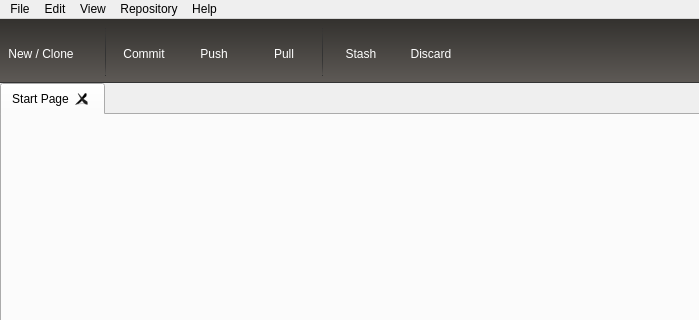
Old version of the form mainwindow.ui in the repository tsekityam/gitlin-gui; both pictures show x 0 to 699 and y 0 to 320 of the 960 by 640 pixel window.
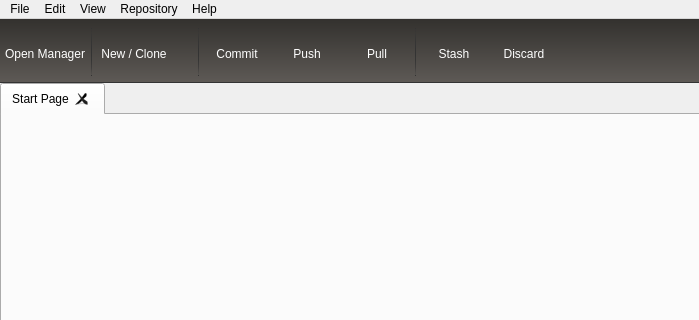
New version of the form. Icons and pictures are not drawn.

Commit message: Add a Open Manager Button to top bar

```diff
--- a/mainwindow.ui
+++ b/mainwindow.ui
@@ -12,7 +12,7 @@
   </property>
   <property name="minimumSize">
    <size>
-    <width>640</width>
+    <width>750</width>
     <height>480</height>
    </size>
   </property>
@@ -81,6 +81,71 @@
        <property name="bottomMargin">
         <number>0</number>
        </property>
+       <item>
+        <widget class="QToolButton" name="topButtonRepoManager">
+         <property name="minimumSize">
+          <size>
+           <width>72</width>
+           <height>64</height>
+          </size>
+         </property>
+         <property name="maximumSize">
+          <size>
+           <width>80</width>
+           <height>64</height>
+          </size>
+         </property>
+         <property name="font">
+          <font>
+           <pointsize>9</pointsize>
+          </font>
+         </property>
+         <property name="text">
+          <string>Open Manager</string>
+         </property>
+         <property name="icon">
+          <iconset resource="res/res.qrc">
+           <normaloff>:/res/img/barIcon_repoManager</normaloff>:/res/img/barIcon_repoManager</iconset>
+         </property>
+         <property name="iconSize">
+          <size>
+           <width>32</width>
+           <height>32</height>
+          </size>
+         </property>
+         <property name="toolButtonStyle">
+          <enum>Qt::ToolButtonTextUnderIcon</enum>
+         </property>
+         <property name="arrowType">
+          <enum>Qt::NoArrow</enum>
+         </property>
+        </widget>
+       </item>
+       <item>
+        <widget class="Line" name="line_4">
+         <property name="sizePolicy">
+          <sizepolicy hsizetype="Fixed" vsizetype="Fixed">
+           <horstretch>0</horstretch>
+           <verstretch>0</verstretch>
+          </sizepolicy>
+         </property>
+         <property name="minimumSize">
+          <size>
+           <width>1</width>
+           <height>48</height>
+          </size>
+         </property>
+         <property name="maximumSize">
+          <size>
+           <width>1</width>
+           <height>16777215</height>
+          </size>
+         </property>
+         <property name="orientation">
+          <enum>Qt::Vertical</enum>
+         </property>
+        </widget>
+       </item>
        <item>
         <widget class="QToolButton" name="topButtonNewOrCloneRepo">
          <property name="minimumSize">
```
The commit also changes 2 other files.
